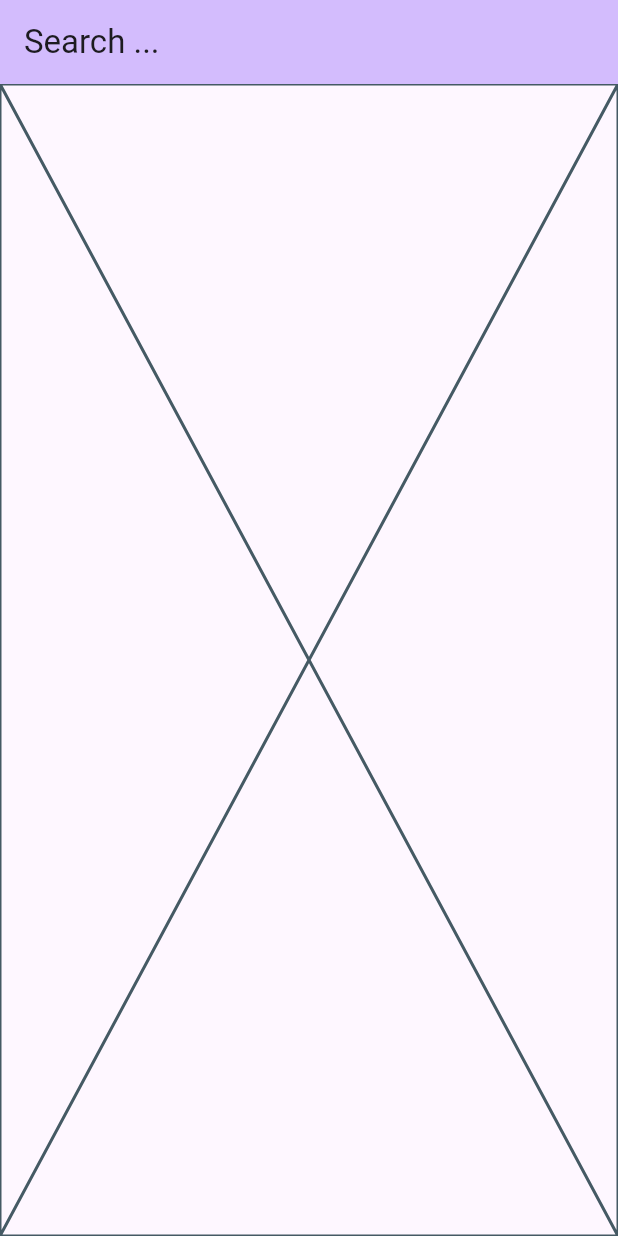
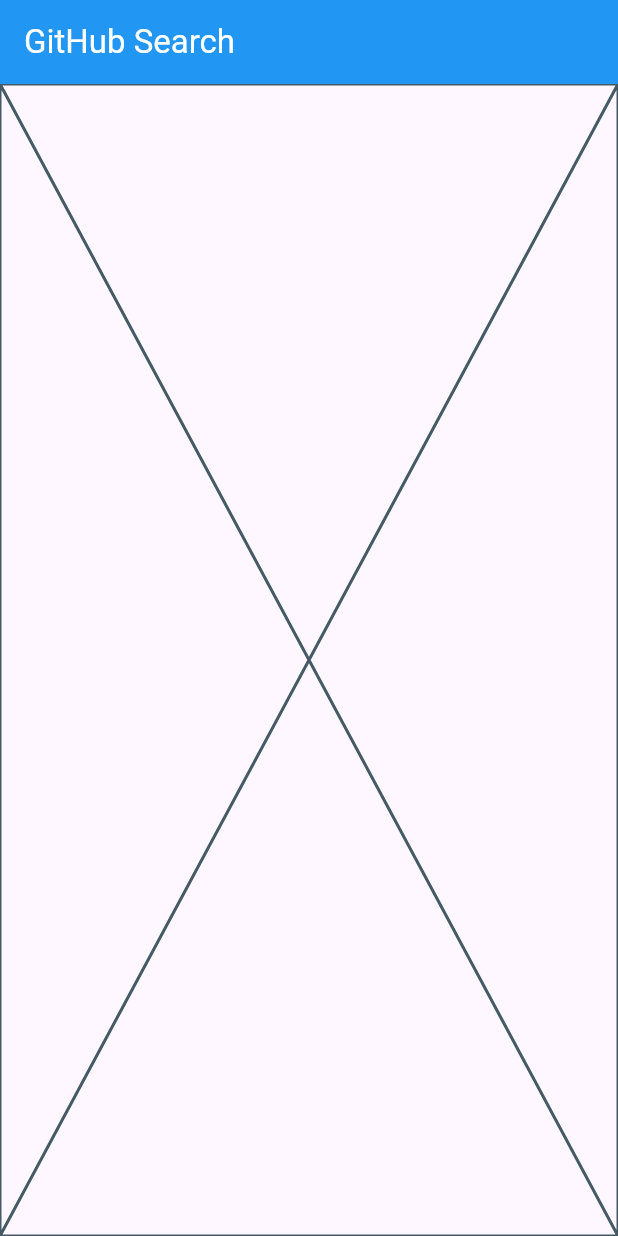
Before and after one commit to Adam-Fulop/git_search_app, a Flutter app: the screen it shows after launch, on a phone screen of 412 x 824 dp. Run offline on Flutter 3.47's test engine with Material 3 defaults, Android fonts, the phone set to English and light mode, and no system bars.

Commit message:
minor changes + search and details page

```diff
--- /dev/null
+++ b/lib/features/github_search/presentation/pages/repository_detail_page.dart
@@ -0,0 +1,13 @@
+import 'package:flutter/material.dart';
+
+class RepositoryDetailPage extends StatelessWidget {
+  const RepositoryDetailPage({super.key});
+
+  @override
+  Widget build(BuildContext context) {
+    return Scaffold(
+      appBar: AppBar(title: Text('name of the repo.')),
+      body: Placeholder(),
+    );
+  }
+}
--- /dev/null
+++ b/lib/features/github_search/presentation/pages/search_page.dart
@@ -0,0 +1,18 @@
+import 'package:flutter/material.dart';
+
+class SearchPage extends StatefulWidget {
+  const SearchPage({super.key});
+
+  @override
+  State<SearchPage> createState() => _SearchPageState();
+}
+
+class _SearchPageState extends State<SearchPage> {
+  @override
+  Widget build(BuildContext context) {
+    return Scaffold(
+      appBar: AppBar(title: const Text('GitHub Search')),
+      body: Placeholder(),
+    );
+  }
+}
--- a/lib/main.dart
+++ b/lib/main.dart
@@ -1,6 +1,8 @@
 import 'package:flutter/material.dart';
+import 'package:git_search_app/features/github_search/presentation/pages/search_page.dart';
 
-void main() {
+void main() async {
+  WidgetsFlutterBinding.ensureInitialized();
   runApp(const MyApp());
 }
 
@@ -10,33 +12,48 @@ class MyApp extends StatelessWidget {
   @override
   Widget build(BuildContext context) {
     return MaterialApp(
-      title: 'GitHub search app',
+      debugShowCheckedModeBanner: false,
+      title: 'GitHub Search',
+
+      // Theme configuration
       theme: ThemeData(
-        colorScheme: ColorScheme.fromSeed(seedColor: Colors.deepPurple),
+        primarySwatch: Colors.blue,
+        brightness: Brightness.light,
+        visualDensity: VisualDensity.adaptivePlatformDensity,
+        // Add light theme specific styling
+        appBarTheme: const AppBarTheme(
+          backgroundColor: Colors.blue,
+          foregroundColor: Colors.white,
+        ),
       ),
-      home: const MyHomePage(title: 'Search ...'),
+
+      darkTheme: ThemeData(
+        primarySwatch: Colors.blue,
+        brightness: Brightness.dark,
+        visualDensity: VisualDensity.adaptivePlatformDensity,
+        appBarTheme: const AppBarTheme(
+          backgroundColor: Colors.blueGrey,
+          foregroundColor: Colors.white,
+        ),
+        scaffoldBackgroundColor: Colors.grey[900],
+        cardColor: Colors.grey[800],
+        dialogTheme: DialogThemeData(
+          backgroundColor: Colors.grey[800],
+          shape: RoundedRectangleBorder(
+            borderRadius: BorderRadius.circular(12.0),
+          ),
+          titleTextStyle: TextStyle(
+            color: Colors.white,
+            fontSize: 18,
+            fontWeight: FontWeight.bold,
+          ),
+          contentTextStyle: TextStyle(color: Colors.white70),
+        ),
+      ),
+
+      themeMode: ThemeMode.system,
+
+      home: SearchPage(),
     );
   }
 }
-
-class MyHomePage extends StatefulWidget {
-  const MyHomePage({super.key, required this.title});
-
-  final String title;
-
-  @override
-  State<MyHomePage> createState() => _MyHomePageState();
-}
-
-class _MyHomePageState extends State<MyHomePage> {
-  @override
-  Widget build(BuildContext context) {
-    return Scaffold(
-      appBar: AppBar(
-        backgroundColor: Theme.of(context).colorScheme.inversePrimary,
-        title: Text(widget.title),
-      ),
-      body: Placeholder(),
-    );
-  }
-}
```
Also changed, not shown: 3 other files.
